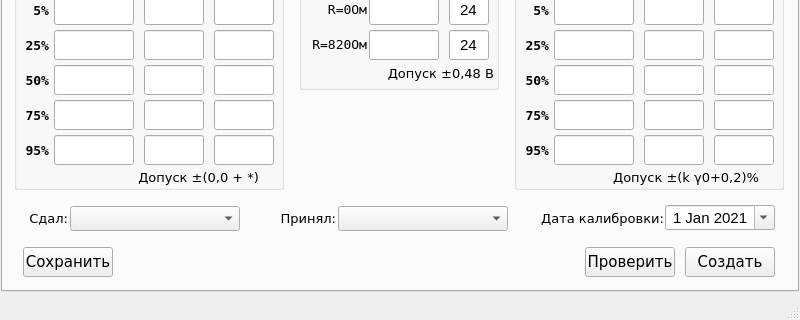
Above: main.ui from asd192/CalibrationIRT59 before the change; both pictures show x 0 to 800 and y 350 to 670 of the 800 by 670 pixel window. Below: the same form after it.
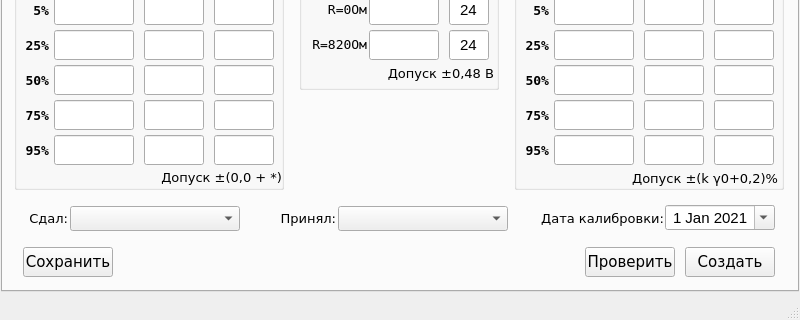
That is the form after the change.

Diff of the .ui file:
```diff
--- a/main.ui
+++ b/main.ui
@@ -1669,9 +1669,9 @@
       <widget class="QLabel" name="label_acceptance_error_irt">
        <property name="geometry">
         <rect>
-         <x>0</x>
+         <x>2</x>
          <y>230</y>
-         <width>245</width>
+         <width>266</width>
          <height>15</height>
         </rect>
        </property>
@@ -2398,10 +2398,10 @@
        </property>
        <property name="geometry">
         <rect>
-         <x>0</x>
+         <x>-2</x>
          <y>230</y>
-         <width>245</width>
-         <height>15</height>
+         <width>266</width>
+         <height>16</height>
         </rect>
        </property>
        <property name="font">
```
Left out of the diff: 3 changed lines with no effect on the pictures.
